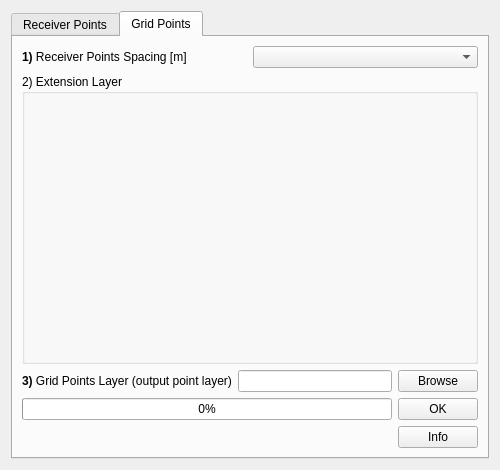
Above: tools/ui_CreateReceiverPoints.ui from pierluigiderosa/openoise before the change. Below: the same form after it.
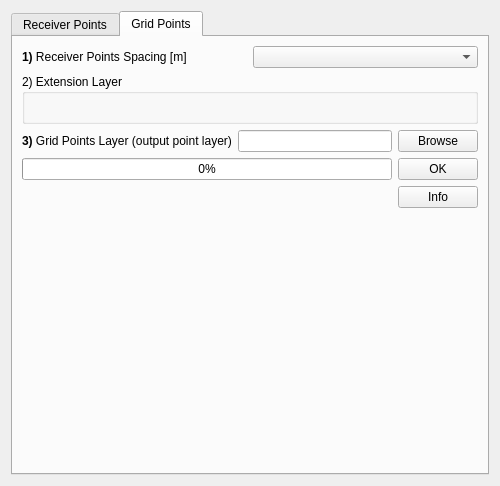
That is the form after the change. The open tabs and pages were chosen to show the change. Custom widgets are drawn as their Qt base class.

Commit message: - new color palette - cleaning Old Tool apply symbology - grid point FIX GUI

Diff of the .ui file:
```diff
--- a/tools/ui_CreateReceiverPoints.ui
+++ b/tools/ui_CreateReceiverPoints.ui
@@ -10,7 +10,7 @@
     <x>0</x>
     <y>0</y>
     <width>500</width>
-    <height>470</height>
+    <height>486</height>
    </rect>
   </property>
   <property name="sizePolicy">
@@ -320,6 +320,14 @@
       </attribute>
       <layout class="QVBoxLayout" name="verticalLayout_3">
        <item>
+        <layout class="QVBoxLayout" name="verticalLayout_4">
+         <property name="topMargin">
+          <number>0</number>
+         </property>
+         <property name="bottomMargin">
+          <number>0</number>
+         </property>
+         <item>
         <layout class="QHBoxLayout" name="horizontalLayout_3">
          <item>
           <widget class="QLabel" name="label_2">
@@ -420,6 +428,21 @@
           </widget>
          </item>
         </layout>
+         </item>
+        </layout>
+       </item>
+       <item>
+        <spacer name="verticalSpacer_3">
+         <property name="orientation">
+          <enum>Qt::Vertical</enum>
+         </property>
+         <property name="sizeHint" stdset="0">
+          <size>
+           <width>20</width>
+           <height>40</height>
+          </size>
+         </property>
+        </spacer>
        </item>
       </layout>
      </widget>
```
Lines whose indentation alone changed are shown as unchanged. The commit also changes 10 other files.
